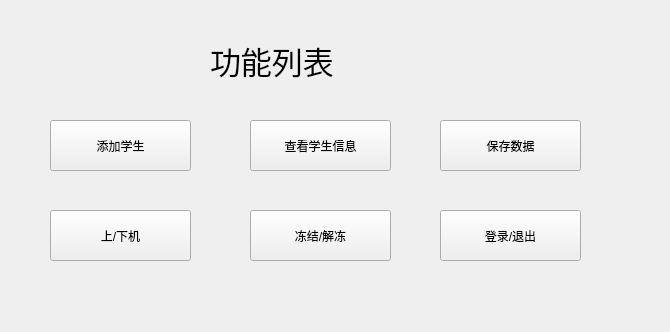
Before: the Qt Designer form menu.ui in kagura114/NetCard, drawn with Qt 5.
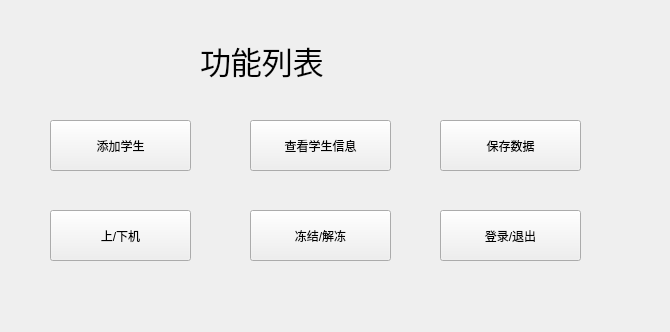
After: the same form once the commit is applied.

Diff of the .ui file:
```diff
--- a/menu.ui
+++ b/menu.ui
@@ -16,9 +16,9 @@
   <widget class="QLabel" name="label">
    <property name="geometry">
     <rect>
-     <x>210</x>
+     <x>200</x>
      <y>40</y>
-     <width>231</width>
+     <width>251</width>
      <height>41</height>
     </rect>
    </property>
```
